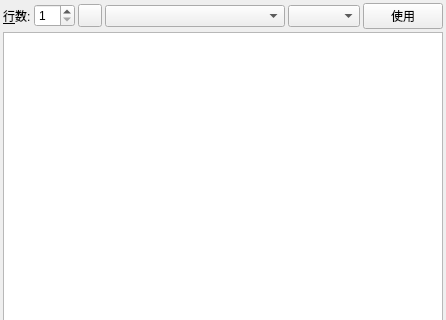
First picture: the form in projects/gui/ui/analysiswidget.ui, repository leedavid/GGguiX, before the edit; both pictures show x 0 to 446 and y 0 to 320 of the 446 by 566 pixel window.
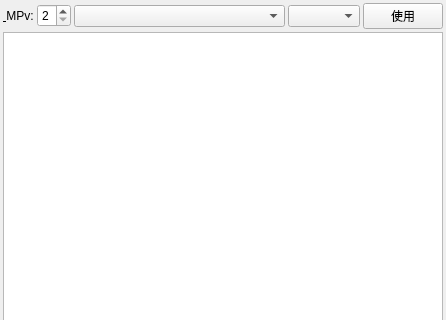
Second picture: the form after the edit. Icons and pictures are not drawn.

What changed in the file:
```diff
--- a/projects/gui/ui/analysiswidget.ui
+++ b/projects/gui/ui/analysiswidget.ui
@@ -40,7 +40,7 @@
      <item>
       <widget class="QLabel" name="label">
        <property name="text">
-        <string>&amp;行数:</string>
+        <string>&amp; MPv:</string>
        </property>
        <property name="buddy">
         <cstring>vpcount</cstring>
@@ -53,27 +53,10 @@
         <string>Number of parallel lines</string>
        </property>
        <property name="minimum">
-        <number>1</number>
+        <number>2</number>
        </property>
        <property name="maximum">
-        <number>99</number>
-       </property>
-      </widget>
-     </item>
-     <item>
-      <widget class="QToolButton" name="btPin">
-       <property name="toolTip">
-        <string>Pin engine to current position</string>
-       </property>
-       <property name="text">
-        <string notr="true"/>
-       </property>
-       <property name="icon">
-        <iconset resource="../res/chessboard/chessboard.qrc">
-         <normaloff>:/icon/pin.ico</normaloff>:/icon/pin.ico</iconset>
-       </property>
-       <property name="checkable">
-        <bool>true</bool>
+        <number>9</number>
        </property>
       </widget>
      </item>
```
Left out of the diff: 2 changed lines with no effect on the pictures.
